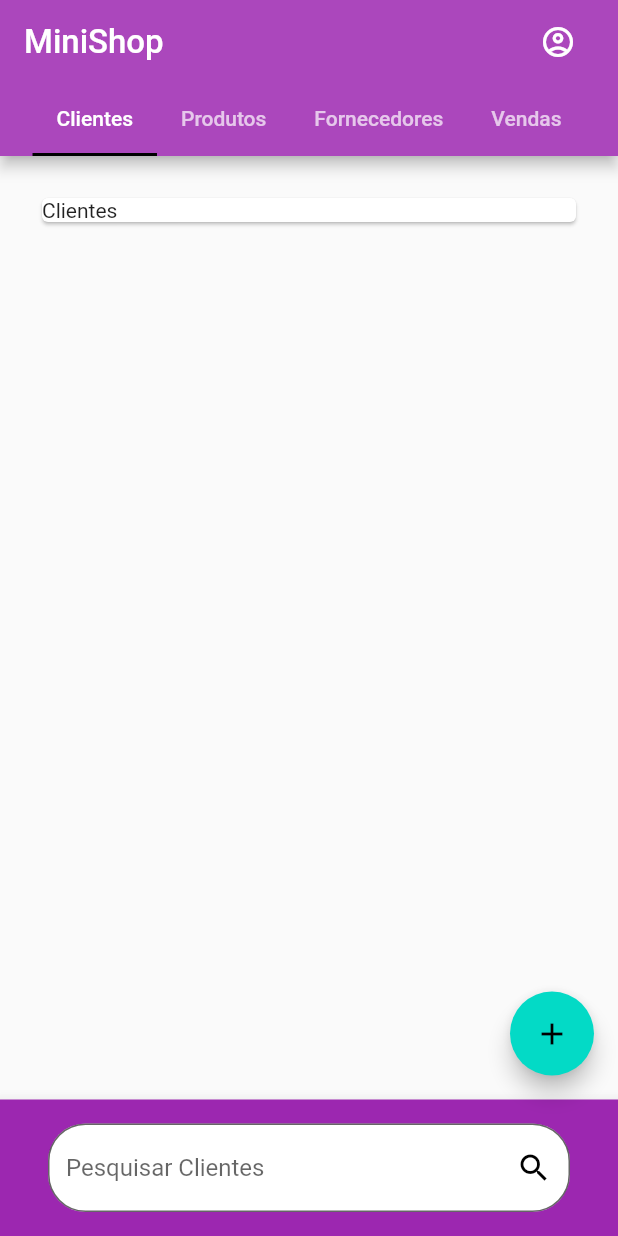
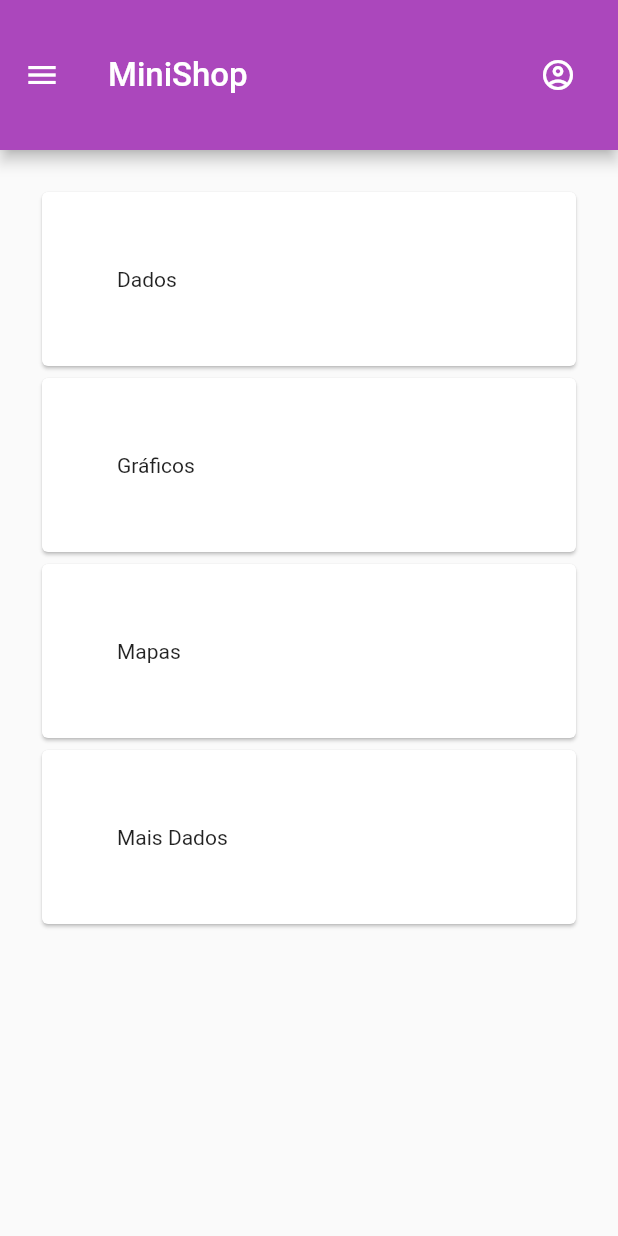
Before and after one commit to prmanfredini/MiniShop, a Flutter app: the screen it shows after launch, on a phone screen of 412 x 824 dp. Run offline on Flutter 3.47's test engine with Material 2 defaults, Android fonts, the phone set to English and light mode, and no system bars.

Commit message:
padronizando layout

```diff
--- a/lib/Home/home.dart
+++ b/lib/Home/home.dart
@@ -1,7 +1,6 @@
 
 import 'package:flutter/material.dart';
 import 'package:flutter_pr/Home/widgets/appbar.dart';
-import 'package:flutter_pr/Home/widgets/bottombar.dart';
 
 
 class Home extends StatefulWidget {
@@ -13,124 +12,88 @@ class Home extends StatefulWidget {
 
 class _HomeState extends State<Home> with SingleTickerProviderStateMixin {
 
-  late TabController tabController;
-  final _pesquisa = TextEditingController();
   var label = 'Pesquisar Clientes';
 
-  var f = (context) => FloatingActionButton(
-    tooltip: 'Nova transação',
-    child: Icon(Icons.add),
-    onPressed: () {
-      Navigator.of(context)
-          .push(MaterialPageRoute(builder: (context) => Home()));
-    },
-  );
 
   @override
   void initState() {
     super.initState();
 
-    tabController = TabController(vsync: this, length: 4)
-      ..addListener(() {
-        setState(() {
-          switch (tabController.index) {
-            case 0:
-              f = (context) => FloatingActionButton(
-                tooltip: 'Novo Cliente',
-                child: Icon(Icons.add),
-                onPressed: () {
-                  Navigator.of(context)
-                      .push(MaterialPageRoute(builder: (context) => Home()));
-                },
-              );
-              setState(() {
-                label = 'Pesquisar Clientes';
-              });
-              break;
-            case 1:
-              f = (context) => FloatingActionButton(
-                backgroundColor: Colors.blue,
-                tooltip: 'Nova Produto',
-                child: Icon(Icons.add),
-                onPressed: () {
-                  Navigator.of(context)
-                      .push(MaterialPageRoute(builder: (context) => Home()));
-                },
-              );
-              setState(() {
-                label = 'Pesquisar Produtos';
-              });
-              break;
-            case 2:
-              f = (context) => FloatingActionButton(
-                backgroundColor: Colors.purple,
-                tooltip: 'Nova Fornecedor',
-                child: Icon(Icons.add),
-                onPressed: () {
-                  Navigator.of(context)
-                      .push(MaterialPageRoute(builder: (context) => Home()));
-                },
-              );
-              setState(() {
-                label = 'Pesquisar Fornecedores';
-              });
-              break;
-            case 3:
-              f = (context) => FloatingActionButton(
-                backgroundColor: Colors.green,
-                tooltip: 'Nova Venda',
-                child: Icon(Icons.add),
-                onPressed: () {
-                  Navigator.of(context)
-                      .push(MaterialPageRoute(builder: (context) => Home()));
-                },
-              );
-              setState(() {
-                label = 'Pesquisar Vendas';
-              });
-              break;
-          }
-        });
-      });
   }
 
   @override
   Widget build(BuildContext context) {
     return Scaffold(
       extendBody: true,
-      appBar: AppBarBuilder(tabController),
+      appBar: AppBarBuilder(),
+      drawer: Drawer(
+        backgroundColor: Colors.purple[300],
+        child: ListView(
+          padding: EdgeInsets.zero,
+          children: <Widget>[
+            const DrawerHeader(
+              child: Text('Menu'),
+              decoration: BoxDecoration(
+                color: Colors.purple,
+              ),
+            ),
+            ListTile(
+              title: Text('Produtos'),
+              onTap: () {
+                // Update the state of the app
+                // ...
+                // Then close the drawer
+                Navigator.pop(context);
+              },
+            ),
+            ListTile(
+              title: Text('Clientes'),
+              onTap: () {
+                Navigator.pop(context);
+              },
+            ),
+            ListTile(
+              title: Text('Fornecedores'),
+              onTap: () {
+                Navigator.pop(context);
+              },
+            ),
+            ListTile(
+              title: Text('Pedidos'),
+              onTap: () {
+                Navigator.pop(context);
+              },
+            ),
+          ],
+        ),
+      ),
       body: Padding(
         padding: const EdgeInsets.only(bottom: 60.0),
-        child: TabBarView(controller: tabController, children: [
+        child: Container(child:
           ListView(
             padding: const EdgeInsets.all(24),
             children: const [
-              Card(child: Text('Clientes'),),
+              Card(child: Padding(
+                padding: EdgeInsets.all(50.0),
+                child: Text('Dados'),
+              ),),
+              Card(child: Padding(
+                padding: EdgeInsets.all(50.0),
+                child: Text('Gráficos'),
+              ),),
+              Card(child: Padding(
+                padding: EdgeInsets.all(50.0),
+                child: Text('Mapas'),
+              ),),
+              Card(child: Padding(
+                padding: EdgeInsets.all(50.0),
+                child: Text('Mais Dados'),
+              ),),
+
             ],
           ),
-          ListView(
-            padding: const EdgeInsets.all(24),
-            children: const [
-              Card(child: Text('Produtos'),),
-            ],
-          ),
-          ListView(
-            padding: const EdgeInsets.all(24),
-            children: const [
-              Card(child: Text('Fornecedores'),),
-            ],
-          ),
-          ListView(
-            padding: const EdgeInsets.all(24),
-            children: const [
-              Card(child: Text('Vendas'),)
-            ],
-          ),
-
-        ]),
+        ),
       ),
-      floatingActionButton: f(context),
-      bottomNavigationBar: BottomBar(_pesquisa, label),
     );
   }
 
--- a/lib/Home/widgets/appbar.dart
+++ b/lib/Home/widgets/appbar.dart
@@ -1,7 +1,8 @@
 import 'package:flutter/material.dart';
 
-AppBarBuilder(TabController tabController) {
+AppBarBuilder() {
   return AppBar(
+    toolbarHeight: 100,
     title: Text('MiniShop', style: TextStyle(fontSize: 22.0)),
     actions: <Widget>[
       Padding(
@@ -9,25 +10,6 @@ AppBarBuilder(TabController tabController) {
         child:  IconButton(onPressed: (){}, icon: Icon(Icons.account_circle_outlined)),
       ),
     ],
-    bottom: TabBar(
-      isScrollable: true,
-      enableFeedback: true,
-      tabs: const [
-        Tab(
-          child: Text("Clientes"),
-        ),
-        Tab(
-          child: Text("Produtos"),
-        ),
-        Tab(
-          child: Text("Fornecedores"),
-        ),
-        Tab(
-          child: Text("Vendas"),
-        ),
-      ],
-      indicatorColor: Colors.black,
-      controller: tabController,
-    ),
+    //bottom: Padding(padding: EdgeInsets.only(right: 16.0), child: Text('algo'),),
   );
 }
--- a/lib/Home/widgets/bottombar.dart
+++ /dev/null
@@ -1,32 +0,0 @@
-import 'package:flutter/material.dart';
-
-BottomAppBar BottomBar(_controller, _label) {
-  return BottomAppBar(
-    color: Colors.purple,
-    child: Padding(
-      padding: const EdgeInsets.only(top: 16, bottom: 16, right: 32, left: 32),
-      child: Form(
-        child: TextFormField(
-          controller: _controller,
-          decoration: InputDecoration(
-            suffixIcon: IconButton(
-              icon: Icon(Icons.search),
-              onPressed: () {},
-              color: Colors.black,
-            ),
-            fillColor: Colors.white,
-            filled: true,
-            hintText: _label,
-            labelStyle: const TextStyle(
-              color: Colors.black,
-            ),
-            border: OutlineInputBorder(
-              //borderSide: const BorderSide(color: Colors.white, width: 2.0),
-              borderRadius: BorderRadius.circular(25.0),
-            ),
-          ),
-        ),
-      ),
-    ),
-  );
-}
```
Also changed, not shown: lib/Produtos/bloc/produtos_bloc.dart (added), lib/Produtos/servico/produtos_service.dart (added), lib/Produtos/views/produtos_card.dart (added).
